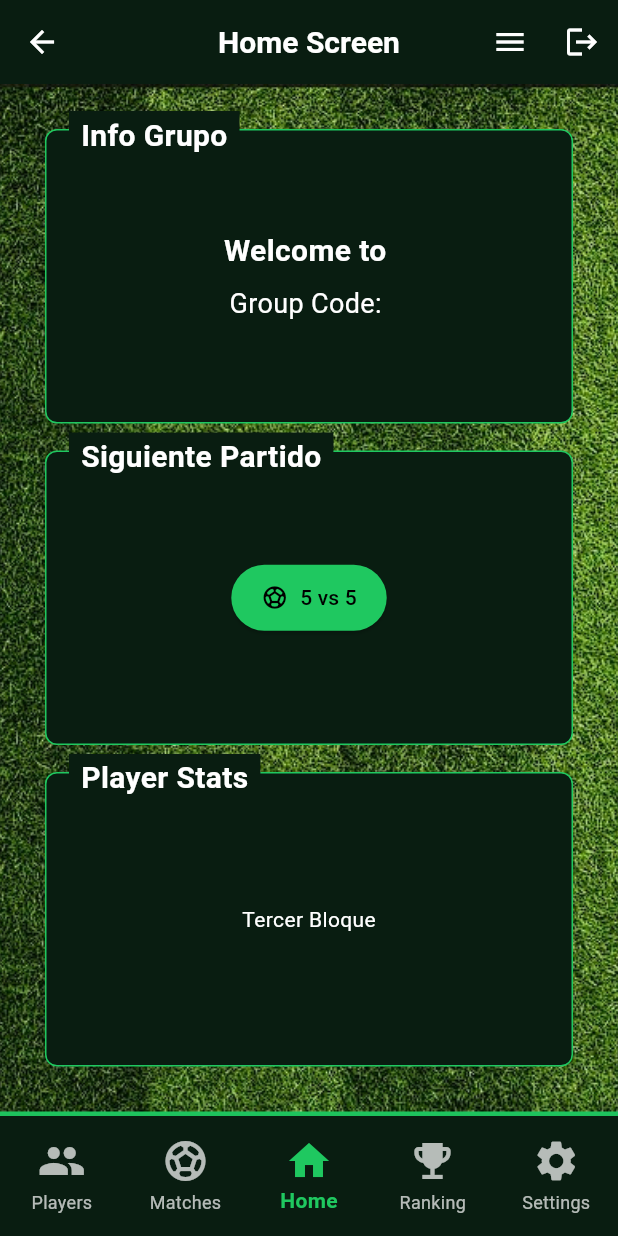
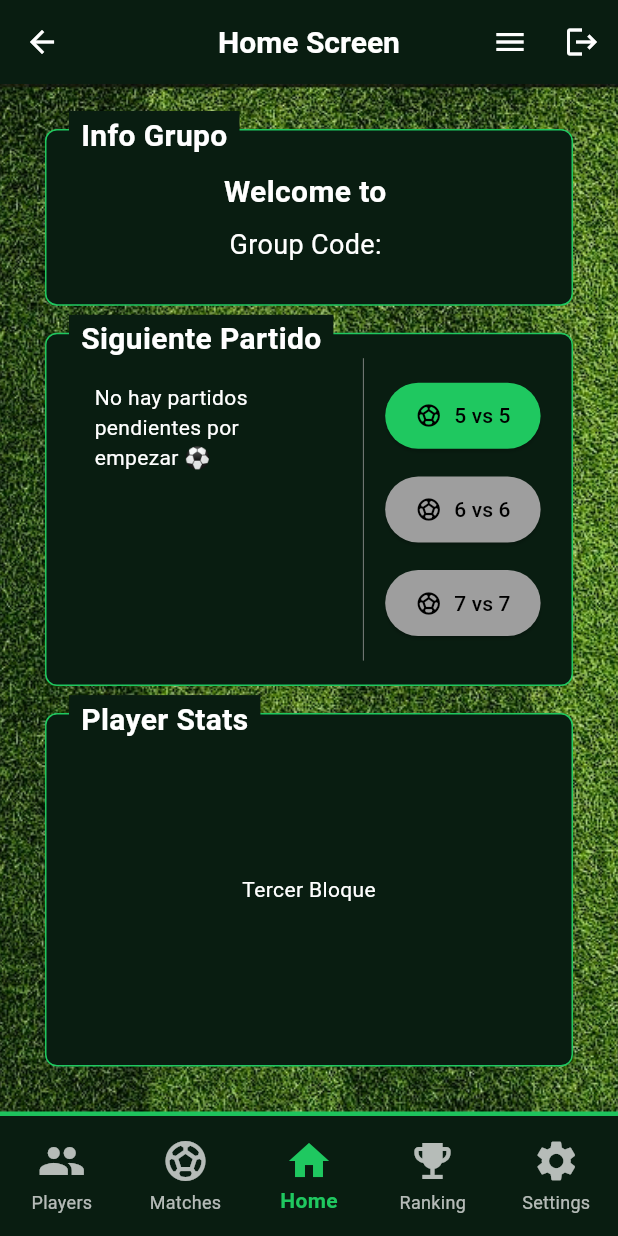
Before and after one commit to FranGonzalez7/football-project, a Flutter app: the HomeScreen screen opened by its route, on a phone screen of 412 x 824 dp. Run offline on Flutter 3.47's test engine with Material 3 defaults, Android fonts, the phone set to English and light mode, and no system bars; our stand-ins replace cloud_firestore, firebase_auth, firebase_core, firebase_storage, image_picker; accounts and stored records are empty.

Commit message:
empezamos a gestionar instancias de partidos, muy poco a poco

```diff
--- a/lib/main.dart
+++ b/lib/main.dart
@@ -36,6 +36,7 @@ class MyApp extends StatelessWidget {
 
       // 🗺️ Mapa de rutas
       routes: AppRoutes.routes,
+      onGenerateRoute: AppRoutes.onGenerateRoute,
     );
   }
 }
--- a/lib/screens/home/home_screen.dart
+++ b/lib/screens/home/home_screen.dart
@@ -128,33 +128,31 @@ class _HomeScreenState extends State<HomeScreen> {
       ),
       body: Stack(
         children: [
-          // Imagen de fondo
+          // Fondo
           Positioned.fill(
-            child: Image.asset(
-              'assets/images/cesped.jpg', // ⬅️ asegúrate de que esta ruta coincida con tu asset
-              fit: BoxFit.cover,
-            ),
+            child: Image.asset('assets/images/cesped.jpg', fit: BoxFit.cover),
           ),
-          // Capa oscura translúcida opcional
+          // Capa oscura encima
           Positioned.fill(
             child: Container(color: Colors.black.withOpacity(0.1)),
           ),
-          // Contenido original
-          Center(
+          // Contenido dividido proporcionalmente
+          SafeArea(
             child: Padding(
               padding: const EdgeInsets.all(30.0),
               child: Column(
                 children: [
                   Expanded(
+                    flex: 1,
                     child: GroupInfoCard(
                       groupName: groupName ?? 'desconocido',
                       groupCode: groupCode ?? 'desconocido',
                     ),
                   ),
                   const SizedBox(height: 18),
-                  Expanded(child: NextMatchCard()),
+                  Expanded(flex: 2, child: const NextMatchCard()),
                   const SizedBox(height: 18),
-                  Expanded(child: PlayerStatsCard()),
+                  Expanded(flex: 2, child: const PlayerStatsCard()),
                 ],
               ),
             ),
--- a/lib/screens/home/widgets/container2_nextMatchCard.dart
+++ b/lib/screens/home/widgets/container2_nextMatchCard.dart
@@ -1,4 +1,7 @@
 import 'package:flutter/material.dart';
+import 'package:football_picker/screens/new_match/widgets/matches_preview.dart';
+import 'package:football_picker/services/auth_service.dart';
+import 'package:football_picker/services/match_services.dart';
 import 'package:football_picker/theme/app_colors.dart';
 
 class NextMatchCard extends StatelessWidget {
@@ -16,12 +19,53 @@ class NextMatchCard extends StatelessWidget {
             borderRadius: BorderRadius.circular(8),
           ),
           padding: const EdgeInsets.all(16.0),
+          child: Row(
+            crossAxisAlignment: CrossAxisAlignment.start,
+            children: [
+              Flexible(flex: 3, child: MatchesPreview()),
+              const SizedBox(width: 16),
+              const VerticalDivider(
+                width: 20,
+                thickness: 0.5,
+                color: Colors.grey,
+              ),
+              Flexible(
+                flex: 2,
                 child: Center(
-            child: ElevatedButton.icon(
+                  child: Column(
+                    children: [
+                      Spacer(),
+                      ElevatedButton.icon(
                         icon: const Icon(Icons.sports_soccer),
                         label: const Text('5 vs 5'),
-              onPressed: () {
-                Navigator.pushNamed(context, '/newMatch5');
+                        onPressed: () async {
+                          final appUser = await AuthService().getCurrentUser();
+                          if (appUser == null) return;
+
+                          final existingMatch = await MatchService()
+                              .getUnstartedMatch(appUser.groupId);
+
+                          String matchId;
+
+                          if (existingMatch != null) {
+                            matchId = existingMatch.id;
+                          } else {
+                            matchId = await MatchService().createMatch(
+                              createdBy: appUser.uid,
+                              groupId: appUser.groupId,
+                            );
+                          }
+
+                          if (context.mounted) {
+                            Navigator.pushNamed(
+                              context,
+                              '/newMatch5',
+                              arguments: {
+                                'matchId': matchId,
+                                'groupId': appUser.groupId,
+                              },
+                            );
+                          }
                         },
                         style: ElevatedButton.styleFrom(
                           backgroundColor: AppColors.primaryButton,
@@ -32,6 +76,47 @@ class NextMatchCard extends StatelessWidget {
                           ),
                         ),
                       ),
+
+                      Spacer(),
+
+                      ElevatedButton.icon(
+                        icon: const Icon(Icons.sports_soccer),
+                        label: const Text('6 vs 6'),
+                        onPressed: () {},
+
+                        style: ElevatedButton.styleFrom(
+                          backgroundColor: Colors.grey,
+                          foregroundColor: Colors.black,
+                          padding: const EdgeInsets.symmetric(
+                            horizontal: 20,
+                            vertical: 12,
+                          ),
+                        ),
+                      ),
+
+                      Spacer(),
+
+                      ElevatedButton.icon(
+                        icon: const Icon(Icons.sports_soccer),
+                        label: const Text('7 vs 7'),
+                        onPressed: () {},
+
+                        style: ElevatedButton.styleFrom(
+                          backgroundColor: Colors.grey,
+                          foregroundColor: Colors.black,
+                          padding: const EdgeInsets.symmetric(
+                            horizontal: 20,
+                            vertical: 12,
+                          ),
+                        ),
+                      ),
+
+                      Spacer(),
+                    ],
+                  ),
+                ),
+              ),
+            ],
           ),
         ),
         Positioned(
--- /dev/null
+++ b/lib/screens/new_match/widgets/matches_preview.dart
@@ -0,0 +1,110 @@
+import 'package:flutter/material.dart';
+import 'package:football_picker/models/match_model.dart';
+import 'package:football_picker/services/auth_service.dart';
+import 'package:football_picker/services/match_services.dart';
+import 'package:football_picker/theme/app_colors.dart';
+
+class MatchesPreview extends StatelessWidget {
+  const MatchesPreview({super.key});
+
+  @override
+  Widget build(BuildContext context) {
+    return FutureBuilder(
+      future: AuthService().getCurrentUser(),
+      builder: (context, snapshot) {
+        if (!snapshot.hasData) {
+          return const CircularProgressIndicator();
+        }
+
+        final user = snapshot.data!;
+        final groupId = user.groupId;
+
+        return StreamBuilder<List<Match>>(
+          stream: MatchService().getOngoingMatches(groupId),
+          builder: (context, matchSnapshot) {
+            if (matchSnapshot.connectionState == ConnectionState.waiting) {
+              return const CircularProgressIndicator();
+            }
+
+            if (!matchSnapshot.hasData) {
+              return const Padding(
+                padding: EdgeInsets.all(16),
+                child: Text('Error al cargar los partidos 😢'),
+              );
+            }
+
+            final allMatches = matchSnapshot.data!;
+            final unstartedMatches =
+                allMatches.where((match) => match.hasStarted == false).toList();
+
+            if (unstartedMatches.isEmpty) {
+              return const Padding(
+                padding: EdgeInsets.all(16),
+                child: Text('No hay partidos pendientes por empezar ⚽'),
+              );
+            }
+
+            return ListView.builder(
+              shrinkWrap: true,
+              physics: const NeverScrollableScrollPhysics(),
+              itemCount: unstartedMatches.length,
+              itemBuilder: (context, index) {
+                final match = unstartedMatches[index];
+                return GestureDetector(
+                  onTap: () {
+                    Navigator.pushNamed(
+                      context,
+                      '/newMatch5',
+                      arguments: {
+                        'matchId': match.id,
+                        'groupId': match.groupId,
+                      },
+                    );
+                  },
+                  child: Container(
+                    margin: const EdgeInsets.symmetric(
+                      horizontal: 16,
+                      vertical: 8,
+                    ),
+                    padding: const EdgeInsets.all(16),
+                    decoration: BoxDecoration(
+                      color: AppColors.background,
+                      borderRadius: BorderRadius.circular(12),
+                      border: Border.all(color: AppColors.primaryButton),
+                    ),
+                    child: Row(
+                      children: [
+                        const Icon(Icons.sports_soccer, size: 32),
+                        const SizedBox(width: 16),
+                        Expanded(
+                          child: Column(
+                            crossAxisAlignment: CrossAxisAlignment.start,
+                            children: [
+                              const Text(
+                                'Partido pendiente',
+                                style: TextStyle(
+                                  fontWeight: FontWeight.bold,
+                                  fontSize: 16,
+                                ),
+                              ),
+                              const SizedBox(height: 4),
+                              Text(
+                                'Creado el ${match.createdAt.toLocal()}',
+                                style: const TextStyle(fontSize: 14),
+                              ),
+                            ],
+                          ),
+                        ),
+                        const Icon(Icons.arrow_forward_ios),
+                      ],
+                    ),
+                  ),
+                );
+              },
+            );
+          },
+        );
+      },
+    );
+  }
+}
```
Also changed, not shown: lib/app/routes.dart (+16 -1 lines), lib/models/match_model.dart (+60 -30 lines), lib/screens/new_match/new_match_screen.dart (+22 -6 lines), lib/services/auth_service.dart (+25 -9 lines), lib/services/match_services.dart (added, +221 -0 lines), 1 other file. Lines whose indentation alone changed are shown as unchanged.
